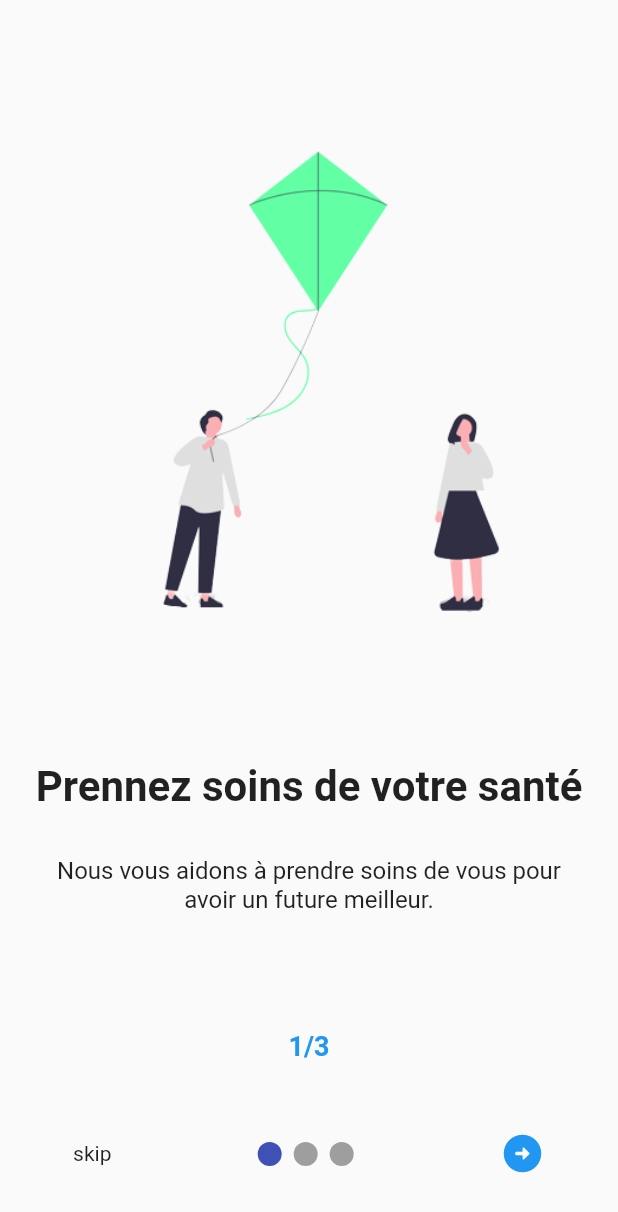
After one commit to devsourcenathan/health_care, a Flutter app: the screen it shows after launch, on a phone screen of 412 x 824 dp. The commit adds this screen. Shown: the top 1212 px of the screen. Run offline on Flutter 3.47's test engine with Material 2 defaults, Android fonts, the phone set to English and light mode, and no system bars; drawn by our look-alikes of smooth_page_indicator; our stand-ins replace cloud_firestore, firebase_auth, firebase_core; accounts and stored records are empty.

Commit message:
update onboarding screen

```diff
--- a/lib/screens/auth/signup_page.dart
+++ b/lib/screens/auth/signup_page.dart
@@ -1,6 +1,7 @@
 import 'package:firebase_auth/firebase_auth.dart';
 import 'package:flutter/material.dart';
 import 'package:medical_project/screens/auth/login_page.dart';
+import 'package:medical_project/utils/color.dart';
 import 'package:medical_project/widgets/my_button.dart';
 import 'package:medical_project/widgets/my_text_field.dart';
 import 'package:medical_project/widgets/square_tile.dart';
@@ -72,8 +73,9 @@ class _SignupPageState extends State<SignupPage> {
               children: [
                 //logo
                 const Icon(
-                  Icons.house_rounded,
+                  Icons.medical_services,
                   size: 80,
+                  color: primary,
                 ),
 
                 const SizedBox(
@@ -201,7 +203,7 @@ class _SignupPageState extends State<SignupPage> {
                       child: const Text(
                         "Se connecter",
                         style: TextStyle(
-                            color: Colors.blue, fontWeight: FontWeight.bold),
+                            color: primary, fontWeight: FontWeight.bold),
                       ),
                     ),
                   ],
--- /dev/null
+++ b/lib/screens/onboarding/intro_screen.dart
@@ -0,0 +1,65 @@
+import 'package:flutter/material.dart';
+import 'package:medical_project/utils/color.dart';
+
+class IntroScreen extends StatelessWidget {
+  final String image;
+  final String title;
+  final String description;
+  final String count;
+
+  const IntroScreen(
+      {super.key,
+      required this.image,
+      required this.title,
+      required this.description,
+      required this.count});
+
+  @override
+  Widget build(BuildContext context) {
+    final size = MediaQuery.of(context).size;
+    return Container(
+      // color: Colors.green[100],
+      child: Column(
+        mainAxisAlignment: MainAxisAlignment.spaceEvenly,
+        // mainAxisSize: MainAxisSize.max,
+        children: [
+          Image(
+            image: AssetImage(image),
+            height: size.height * 0.5,
+          ),
+          Column(
+            mainAxisAlignment: MainAxisAlignment.center,
+            children: [
+              Text(
+                title,
+                style: TextStyle(
+                  fontWeight: FontWeight.bold,
+                  fontSize: 28,
+                ),
+              ),
+              Padding(
+                padding: const EdgeInsets.all(30.0),
+                child: Text(
+                  description,
+                  textAlign: TextAlign.center,
+                  style: TextStyle(
+                    fontSize: 16,
+                    fontWeight: FontWeight.w400,
+                  ),
+                ),
+              ),
+            ],
+          ),
+          Text(
+            "$count/3",
+            style: TextStyle(
+                fontWeight: FontWeight.bold, fontSize: 18, color: secondary),
+          ),
+          SizedBox(
+            height: 20,
+          )
+        ],
+      ),
+    );
+  }
+}
--- a/lib/screens/onboarding/onboarding_screen.dart
+++ b/lib/screens/onboarding/onboarding_screen.dart
@@ -1,9 +1,10 @@
 import 'package:flutter/material.dart';
 import 'package:medical_project/screens/auth/login_page.dart';
 import 'package:medical_project/screens/home/home_page.dart';
-import 'package:medical_project/screens/onboarding/intro_screen_1.dart';
-import 'package:medical_project/screens/onboarding/intro_screen_2.dart';
-import 'package:medical_project/screens/onboarding/intro_screen_3.dart';
+import 'package:medical_project/screens/onboarding/intro_screen.dart';
+import 'package:medical_project/utils/color.dart';
+import 'package:medical_project/utils/images_path.dart';
+import 'package:medical_project/utils/text.dart';
 import 'package:smooth_page_indicator/smooth_page_indicator.dart';
 
 class OnBoardingScreen extends StatefulWidget {
@@ -30,13 +31,28 @@ class _OnBoardingScreenState extends State<OnBoardingScreen> {
               });
             },
             children: const [
-              IntroPage1(),
-              IntroPage2(),
-              IntroPage3(),
+              IntroScreen(
+                image: onBoardingImage1,
+                title: title1,
+                description: subtitle1,
+                count: "1",
+              ),
+              IntroScreen(
+                image: onBoardingImage2,
+                title: title1,
+                description: subtitle1,
+                count: "2",
+              ),
+              IntroScreen(
+                image: onBoardingImage3,
+                title: title1,
+                description: subtitle1,
+                count: "3",
+              ),
             ],
           ),
           Container(
-            alignment: Alignment(0, 0.8),
+            alignment: Alignment(0, 0.9),
             child: Row(
               mainAxisAlignment: MainAxisAlignment.spaceAround,
               children: [
@@ -61,7 +77,11 @@ class _OnBoardingScreenState extends State<OnBoardingScreen> {
                             ),
                           );
                         },
-                        child: Text('done'),
+                        child: Icon(
+                          Icons.arrow_circle_right_rounded,
+                          size: 30,
+                          color: primary,
+                        ),
                       )
                     : GestureDetector(
                         onTap: () {
@@ -72,7 +92,11 @@ class _OnBoardingScreenState extends State<OnBoardingScreen> {
                             curve: Curves.easeIn,
                           );
                         },
-                        child: Text('next'),
+                        child: Icon(
+                          Icons.arrow_circle_right_rounded,
+                          size: 30,
+                          color: secondary,
+                        ),
                       ),
               ],
             ),
--- a/lib/utils/images_path.dart
+++ b/lib/utils/images_path.dart
@@ -1,5 +1,5 @@
 import 'package:flutter/material.dart';
 
-const String onBoardingImage1 = "lib/images/svg/1.png";
+const String onBoardingImage1 = "lib/images/svg/11.png";
 const String onBoardingImage2 = "lib/images/svg/2.png";
 const String onBoardingImage3 = "lib/images/svg/3.png";
--- a/lib/utils/text.dart
+++ b/lib/utils/text.dart
@@ -1,8 +1,9 @@
-const String title1 = "Title 1";
-const String title2 = "Title 2";
+const String title1 = "Prennez soins de votre santé";
+const String subtitle1 =
+    "Nous vous aidons à prendre soins de vous pour avoir un future meilleur.";
 const String title3 = "Title 3";
 const String title4 = "Title 4";
 
-const String counter1 = "1/3";
-const String counter2 = "2/3";
-const String counter3 = "3/3";
+const String counter1 = "1";
+const String counter2 = "2";
+const String counter3 = "3";
--- a/lib/widgets/my_button.dart
+++ b/lib/widgets/my_button.dart
@@ -1,4 +1,5 @@
 import 'package:flutter/material.dart';
+import 'package:medical_project/utils/color.dart';
 
 class MyButton extends StatelessWidget {
   final Function()? onTap;
@@ -13,7 +14,7 @@ class MyButton extends StatelessWidget {
         padding: const EdgeInsets.all(15.0),
         margin: const EdgeInsets.symmetric(horizontal: 15),
         decoration: BoxDecoration(
-          color: Colors.black,
+          color: primary,
           borderRadius: BorderRadius.circular(12),
         ),
         child: Center(
```
Also changed, not shown: lib/models/Patient.dart (added, +38 -0 lines), lib/screens/auth/login_page.dart (+6 -4 lines), lib/screens/onboarding/intro_screen_1.dart (deleted, +0 -12 lines), lib/screens/onboarding/intro_screen_2.dart (deleted, +0 -12 lines), lib/screens/onboarding/intro_screen_3.dart (deleted, +0 -12 lines), lib/images/svg/11.png (added).
